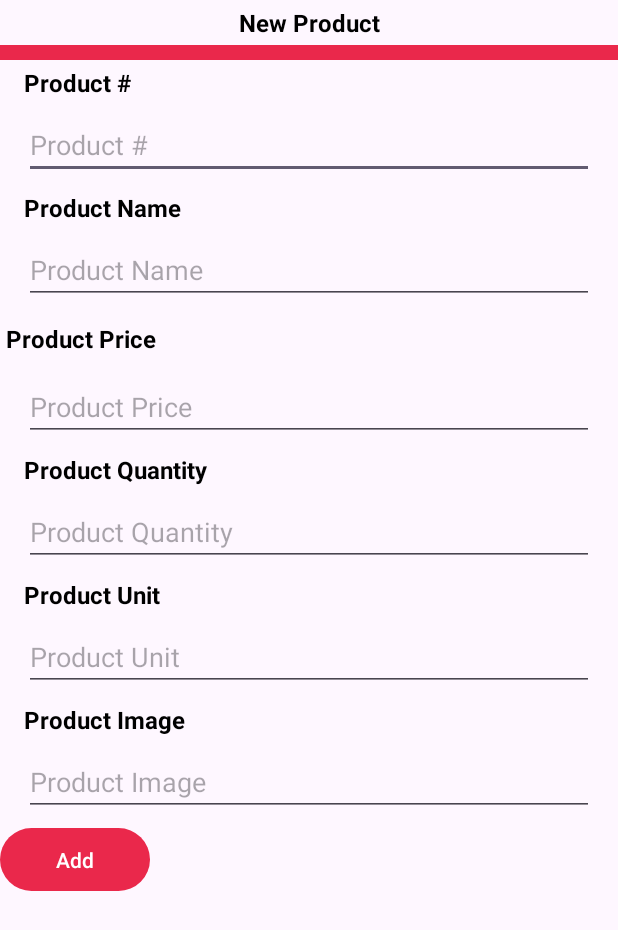
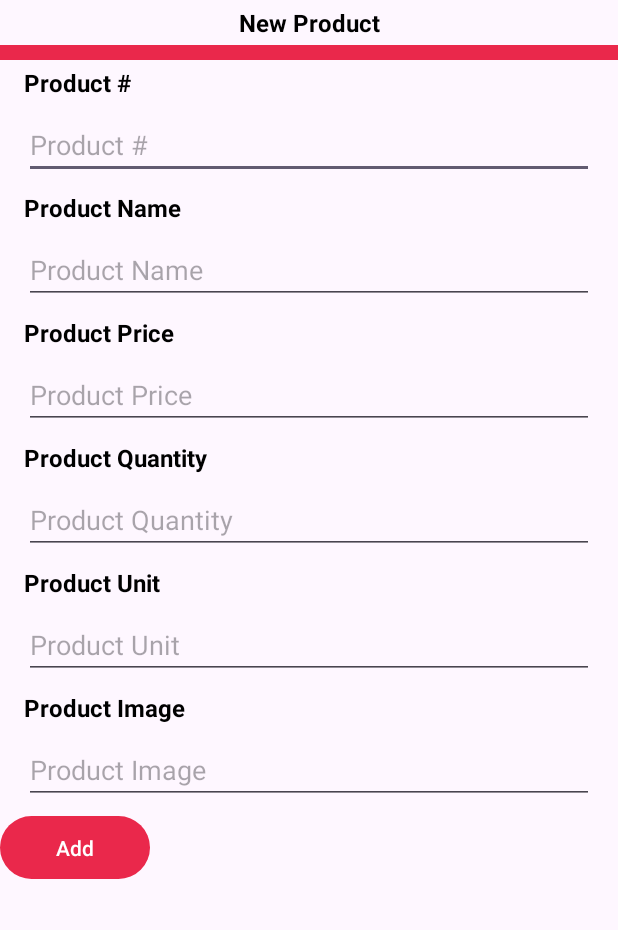
Before and after one commit to AngelDabnee/finalProyect, an Android app: the layout bsd_new_product.xml on its own in the app's theme, with its tools: preview values and no code run, on a phone screen of 412 x 824 dp. Shown: the top 930 px of the screen. Run offline under Robolectric (Android 15) with nearby library versions, the phone set to English and light mode, and no system bars.

```diff
--- a/app/src/main/res/layout/bsd_new_product.xml
+++ b/app/src/main/res/layout/bsd_new_product.xml
@@ -60,8 +60,8 @@
     <TextView
         android:layout_width="wrap_content"
         android:layout_height="wrap_content"
-        android:layout_marginVertical="8dp"
-        android:layout_marginStart="4dp"
+        android:layout_marginVertical="4dp"
+        android:layout_marginStart="16dp"
         android:text="@string/product_price"
         android:textStyle="bold"
         android:textColor="@color/black"
```
Also changed, not shown: app/src/main/java/com/angeldabnee/inventary/ProductFragment.kt (+41 -5 lines).
